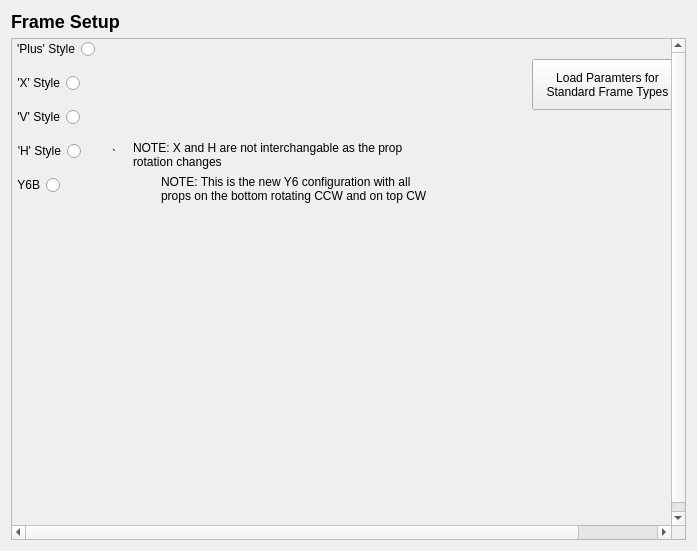
This is src/ui/configuration/FrameTypeConfig.ui in ArduPilot/apm_planner as Qt 5 draws it before an edit. The edited form follows.
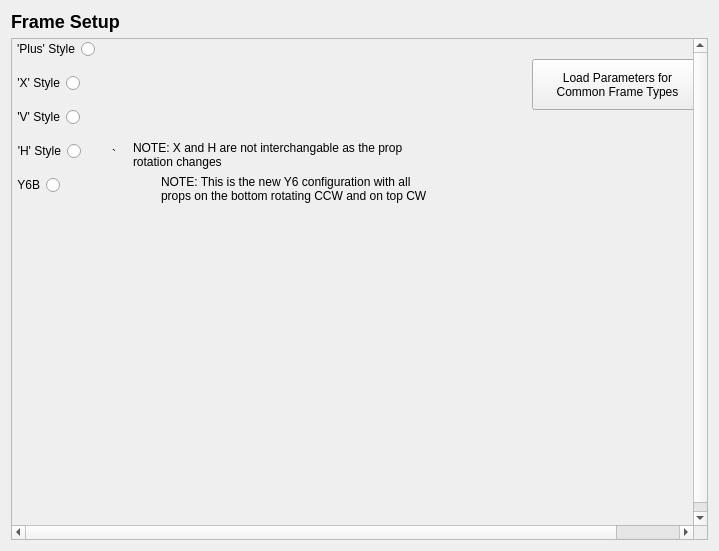
This is the edited form. Icons and pictures are not drawn.

Commit message: Fix to align Load Parameters button in Frames Types View

Diff of the .ui file:
```diff
--- a/src/ui/configuration/FrameTypeConfig.ui
+++ b/src/ui/configuration/FrameTypeConfig.ui
@@ -6,7 +6,7 @@
    <rect>
     <x>0</x>
     <y>0</y>
-    <width>697</width>
+    <width>719</width>
     <height>551</height>
    </rect>
   </property>
@@ -330,13 +330,13 @@
         <rect>
          <x>520</x>
          <y>20</y>
-         <width>151</width>
+         <width>171</width>
          <height>51</height>
         </rect>
        </property>
        <property name="text">
-        <string>Load Paramters for 
-Standard Frame Types</string>
+        <string>Load Parameters for 
+Common Frame Types</string>
        </property>
       </widget>
      </widget>
```
Left out of the diff: 2 changed lines with no effect on the pictures.
